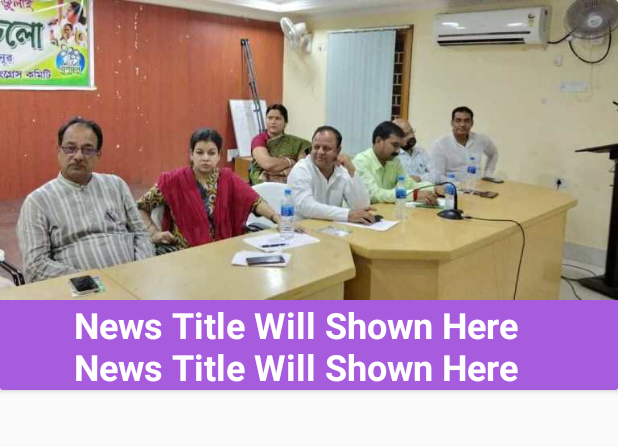
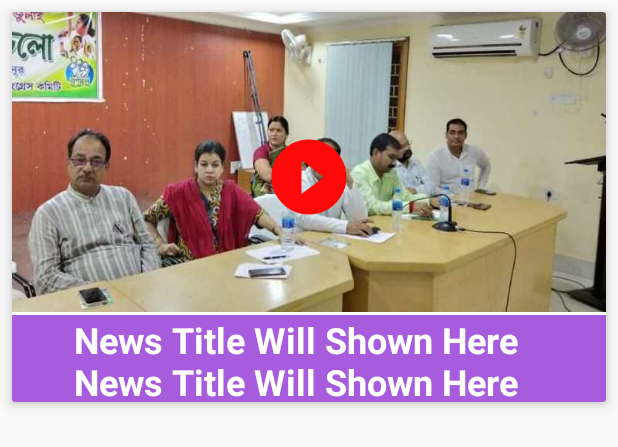
Before and after one commit to SMalik97/BanglarkKoborakobor, an Android app: the layout news_list_video.xml on its own in the app's theme, with its tools: preview values and no code run, on a phone screen of 412 x 824 dp. Shown: the top 447 px of the screen. Run offline under Robolectric (Android 15) with nearby library versions, the light colour scheme and no system bars; network calls fail.

Commit message:
added play icon on video news

```diff
--- a/app/src/main/java/com/mongalkote/banglarkhoborakobor/news_video.java
+++ b/app/src/main/java/com/mongalkote/banglarkhoborakobor/news_video.java
@@ -186,7 +186,7 @@ public class news_video extends Fragment {
         @Override
         public void onBindViewHolder(ViewHolder viewHolder, final int i) {
 
-            viewHolder.ntitle.setText(postTitle[1]);
+            viewHolder.ntitle.setText(postTitle[i]);
             //viewHolder.nstitle.setText(postSubtitle[i+1]);
             Glide.with(viewHolder.nimg.getContext()).load(postImage[i]).crossFade().into(viewHolder.nimg);
             //viewHolder.ndate3.setText(d);
--- /dev/null
+++ b/app/src/main/res/drawable/ic_play_circle.xml
@@ -0,0 +1,5 @@
+<vector android:height="24dp" android:tint="#FB0A09"
+    android:viewportHeight="24.0" android:viewportWidth="24.0"
+    android:width="24dp" xmlns:android="http://schemas.android.com/apk/res/android">
+    <path android:fillColor="#FF000000" android:pathData="M12,2C6.48,2 2,6.48 2,12s4.48,10 10,10 10,-4.48 10,-10S17.52,2 12,2zM10,16.5v-9l6,4.5 -6,4.5z"/>
+</vector>
--- a/app/src/main/res/layout/news_list_video.xml
+++ b/app/src/main/res/layout/news_list_video.xml
@@ -1,7 +1,10 @@
 <androidx.cardview.widget.CardView android:id="@+id/card1"
     android:layout_width="match_parent"
     android:layout_height="260dp"
-    xmlns:android="http://schemas.android.com/apk/res/android">
+    xmlns:android="http://schemas.android.com/apk/res/android"
+    android:layout_margin="8dp"
+    app:cardElevation="5dp"
+    xmlns:app="http://schemas.android.com/apk/res-auto">
 
         <LinearLayout
             android:id="@+id/n1"
@@ -15,7 +18,17 @@
                 android:layout_height="200dp"
                 android:scaleType="fitXY"
                 android:src="@drawable/news1" />
-
+            <ImageView
+                android:layout_width="60dp"
+                android:layout_height="60dp"
+                android:src="@drawable/ic_play_circle"
+                android:scaleType="fitXY"
+                android:layout_gravity="center_horizontal"
+                android:layout_marginTop="-120dp"/>
+        </LinearLayout>
+    <LinearLayout
+        android:layout_width="match_parent"
+        android:layout_height="wrap_content">
         <TextView
             android:id="@+id/newsTitle3"
             android:layout_width="match_parent"
@@ -28,6 +41,8 @@
             android:text="News Title Will Shown Here   \nNews Title Will Shown Here   "
             android:textColor="#ffffff"
             android:textSize="24dp"
-                android:textStyle="bold" />
+            android:textStyle="bold"
+            android:layout_marginTop="202dp"/>
     </LinearLayout>
+
     </androidx.cardview.widget.CardView>
```
Lines whose indentation alone changed are shown as unchanged.
